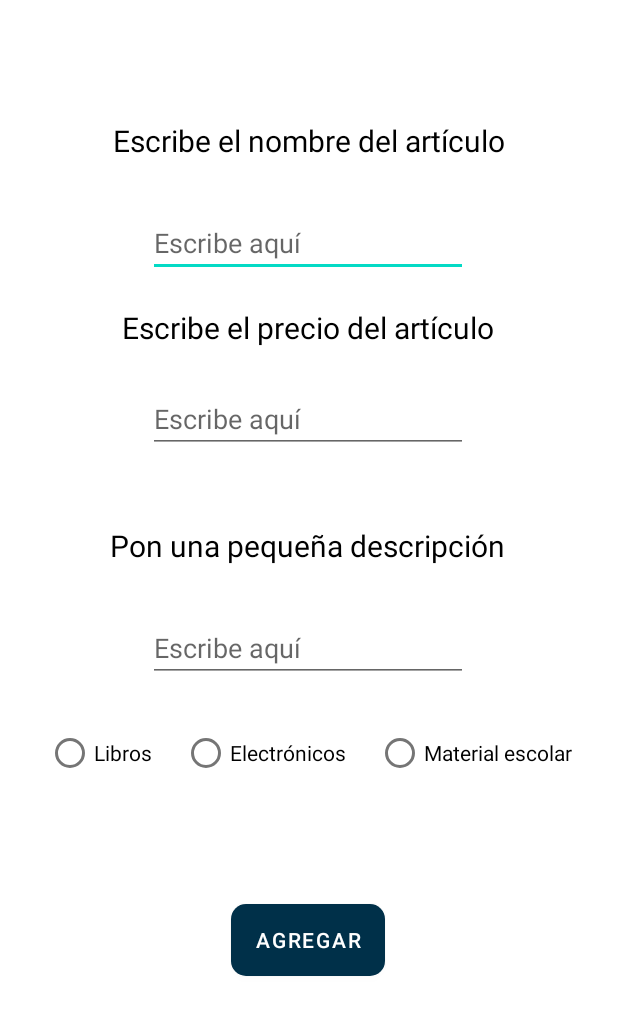
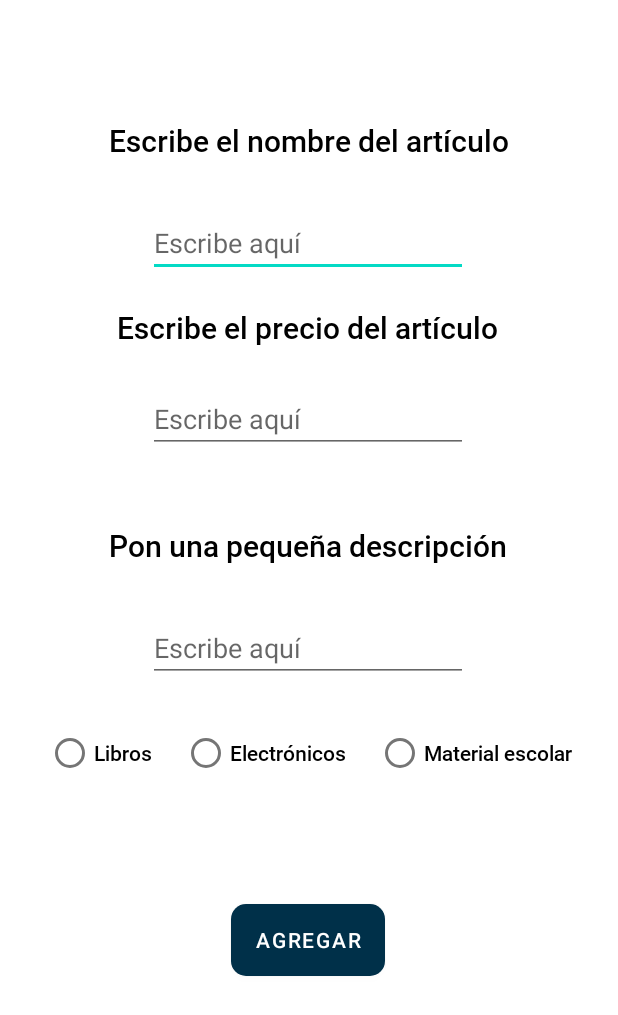
Before and after one commit to leo283/Expoandes, an Android app: the AddActivity screen opened directly, with no data from a screen before it, on a phone screen of 412 x 824 dp. Shown: the top 1015 px of the screen. Run offline under Robolectric (Android 15) with nearby library versions, the phone set to English and light mode, and no system bars; our stand-ins replace Firebase (no records; nobody signed in at launch, a user with empty details on screens opened directly).

Commit message:
Las fuentes ahora están incrustadas por si el celular tiene alguna fuente distinta a roboto.

```diff
--- a/Expoandes/app/build.gradle
+++ b/Expoandes/app/build.gradle
@@ -15,7 +15,7 @@ android {
         minSdkVersion 25
         targetSdkVersion 30
         versionCode 8
-        versionName "1.3.2.1"
+        versionName "1.5.1"
 
         testInstrumentationRunner "androidx.test.runner.AndroidJUnitRunner"
 
@@ -52,6 +52,7 @@ dependencies {
     implementation 'androidx.navigation:navigation-ui-ktx:2.3.5'
     implementation 'com.google.firebase:firebase-firestore-ktx:22.1.2'
     implementation 'com.google.firebase:firebase-storage:19.1.1'
+    implementation 'androidx.legacy:legacy-support-v4:1.0.0'
     testImplementation 'junit:junit:4.13.2'
     androidTestImplementation 'androidx.test.ext:junit:1.1.2'
     androidTestImplementation 'androidx.test.espresso:espresso-core:3.3.0'
--- a/Expoandes/app/src/main/res/layout/activity_add.xml
+++ b/Expoandes/app/src/main/res/layout/activity_add.xml
@@ -17,7 +17,8 @@
         android:textSize="20sp"
         app:layout_constraintEnd_toEndOf="parent"
         app:layout_constraintStart_toStartOf="parent"
-        app:layout_constraintTop_toTopOf="parent" />
+        app:layout_constraintTop_toTopOf="parent"
+        android:fontFamily="@font/roboto_medium"/>
 
     <TextView
         android:id="@+id/texto2"
@@ -30,7 +31,8 @@
         app:layout_constraintEnd_toEndOf="parent"
         app:layout_constraintHorizontal_bias="0.496"
         app:layout_constraintStart_toStartOf="parent"
-        app:layout_constraintTop_toBottomOf="@+id/articulo_nombre" />
+        app:layout_constraintTop_toBottomOf="@+id/articulo_nombre"
+        android:fontFamily="@font/roboto_medium"/>
 
     <TextView
         android:id="@+id/texto3"
@@ -43,7 +45,8 @@
         app:layout_constraintEnd_toEndOf="parent"
         app:layout_constraintHorizontal_bias="0.495"
         app:layout_constraintStart_toStartOf="parent"
-        app:layout_constraintTop_toBottomOf="@+id/articulo_precio" />
+        app:layout_constraintTop_toBottomOf="@+id/articulo_precio"
+        android:fontFamily="@font/roboto_medium"/>
 
     <EditText
         android:id="@+id/articulo_nombre"
@@ -112,7 +115,8 @@
             android:id="@+id/libro"
             android:layout_width="match_parent"
             android:layout_height="wrap_content"
-            android:text="Libros" />
+            android:text="Libros"
+            android:fontFamily="@font/roboto_medium"/>
 
         <Space
             android:layout_width="20dp"
@@ -123,7 +127,8 @@
             android:id="@+id/electronico"
             android:layout_width="match_parent"
             android:layout_height="wrap_content"
-            android:text="Electrónicos" />
+            android:text="Electrónicos"
+            android:fontFamily="@font/roboto_medium"/>
 
         <Space
             android:layout_width="20dp"
@@ -135,7 +140,8 @@
             android:layout_width="match_parent"
             android:layout_height="wrap_content"
             android:layout_weight="1"
-            android:text="Material escolar" />
+            android:text="Material escolar"
+            android:fontFamily="@font/roboto_medium"/>
     </RadioGroup>
 
 </androidx.constraintlayout.widget.ConstraintLayout>
--- a/Expoandes/app/src/main/res/layout/fragment_notifications.xml
+++ b/Expoandes/app/src/main/res/layout/fragment_notifications.xml
@@ -11,6 +11,7 @@
         android:layout_width="wrap_content"
         android:layout_height="wrap_content"
         android:layout_marginTop="104dp"
+        android:fontFamily="@font/roboto_bold"
         android:text="¡Espéranos!"
         android:textColor="#0C2E43"
         android:textSize="25sp"
@@ -26,6 +27,7 @@
         android:layout_marginStart="177dp"
         android:layout_marginTop="24dp"
         android:layout_marginEnd="177dp"
+        android:fontFamily="@font/roboto_medium"
         android:text="Esta función estará disponible en futuras actualizaciones."
         android:textColor="#0A1847"
         app:layout_constraintEnd_toEndOf="parent"
```
Also changed, not shown: Expoandes/app/src/main/res/layout/activity_auth.xml (+8 -4 lines), Expoandes/app/src/main/res/layout/activity_info_confirmar.xml (+8 -4 lines), Expoandes/app/src/main/res/layout/activity_signup.xml (+12 -6 lines), Expoandes/app/src/main/res/layout/fragment_home.xml (+7 -18 lines), Expoandes/app/src/main/res/layout/fragment_perfil.xml (+11 -7 lines), Expoandes/app/src/main/res/font/droid_sans.ttf (added), Expoandes/app/src/main/res/font/droid_sans_bold.ttf (added), Expoandes/app/src/main/res/font/roboto_black.ttf (added), Expoandes/app/src/main/res/font/roboto_bold.ttf (added), Expoandes/app/src/main/res/font/roboto_light.ttf (added), Expoandes/app/src/main/res/font/roboto_medium.ttf (added).
